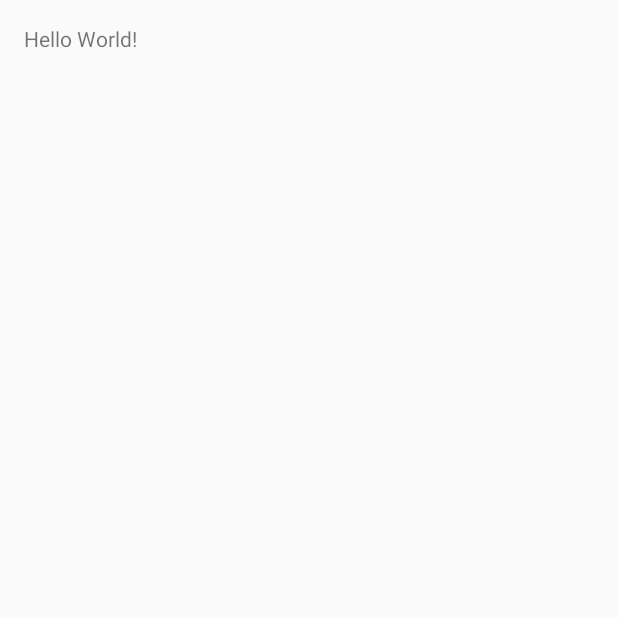
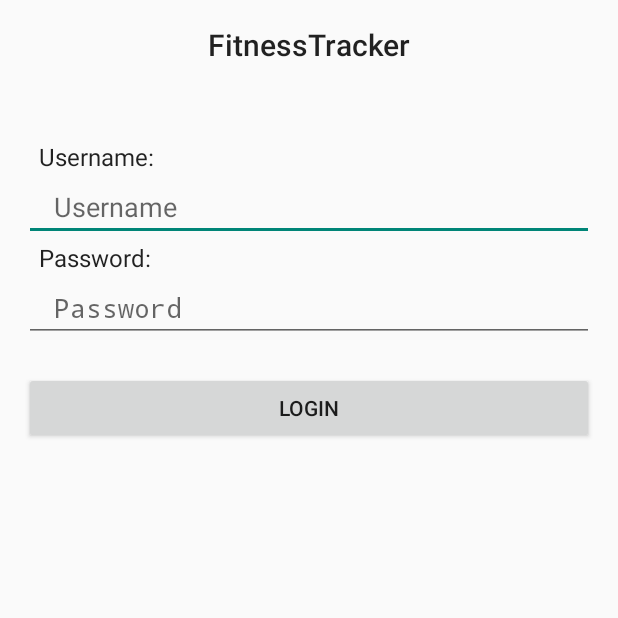
Before and after one commit to rmont881/FinessTracker, an Android app: the screen it shows after launch (StartActivity), on a phone screen of 412 x 824 dp, the top half of it. Before the commit the part shown is almost empty. Run offline under Robolectric (Android 15) with nearby library versions, the phone set to English and light mode, and no system bars.

Commit message:
WIP on mocking login

```diff
--- a/app/build.gradle
+++ b/app/build.gradle
@@ -25,5 +25,6 @@ dependencies {
         exclude group: 'com.android.support', module: 'support-annotations'
     })
     compile 'com.android.support:appcompat-v7:25.1.1'
+    compile 'com.android.support:support-v4:25.1.1'
     testCompile 'junit:junit:4.12'
 }
--- a/app/src/main/java/fitness/rmont/fitnesstracker/StartActivity.java
+++ b/app/src/main/java/fitness/rmont/fitnesstracker/StartActivity.java
@@ -1,13 +1,24 @@
 package fitness.rmont.fitnesstracker;
 
+import android.support.v4.app.FragmentActivity;
 import android.support.v7.app.AppCompatActivity;
 import android.os.Bundle;
 
-public class StartActivity extends AppCompatActivity {
+import fitness.rmont.fitnesstracker.fragments.start.LoginFragment;
+import fitness.rmont.fitnesstracker.utils.RemoteDataManager;
+import fitness.rmont.fitnesstracker.utils.UserState;
+
+public class StartActivity extends FragmentActivity implements LoginFragment.OnFragmentInteractionListener {
 
   @Override
   protected void onCreate(Bundle savedInstanceState) {
     super.onCreate(savedInstanceState);
     setContentView(R.layout.activity_start);
   }
+
+  @Override
+  public void onLoginAttempt(String username, String password) {
+    RemoteDataManager remote_data_manager = new RemoteDataManager();
+    remote_data_manager.attempt_login(username, password);
+  }
 }
--- /dev/null
+++ b/app/src/main/java/fitness/rmont/fitnesstracker/fragments/start/LoginFragment.java
@@ -0,0 +1,92 @@
+package fitness.rmont.fitnesstracker.fragments.start;
+
+import android.content.Context;
+import android.net.Uri;
+import android.os.Bundle;
+import android.support.v4.app.Fragment;
+import android.view.LayoutInflater;
+import android.view.View;
+import android.view.ViewGroup;
+import android.widget.Button;
+import android.widget.EditText;
+
+import fitness.rmont.fitnesstracker.R;
+
+
+public class LoginFragment extends Fragment implements View.OnClickListener {
+
+  private OnFragmentInteractionListener mListener;
+
+  EditText username_edit_text = null;
+  EditText password_edit_text = null;
+  Button login_button = null;
+
+  public LoginFragment() {
+  }
+
+  public static LoginFragment newInstance() {
+    LoginFragment fragment = new LoginFragment();
+    Bundle args = new Bundle();
+//    args.putString(ARG_PARAM1, param1);
+//    args.putString(ARG_PARAM2, param2);
+    fragment.setArguments(args);
+    return fragment;
+  }
+
+  @Override
+  public void onCreate(Bundle savedInstanceState) {
+    super.onCreate(savedInstanceState);
+  }
+
+  @Override
+  public View onCreateView(LayoutInflater inflater, ViewGroup container,
+                           Bundle savedInstanceState) {
+    // Inflate the layout for this fragment
+    View fragment_view = inflater.inflate(R.layout.fragment_login, container, false);
+
+    username_edit_text = (EditText)fragment_view.findViewById(R.id.userNameEditText);
+    password_edit_text = (EditText)fragment_view.findViewById(R.id.passwordEditText);
+    login_button = (Button)fragment_view.findViewById(R.id.loginButton);
+
+    login_button.setOnClickListener(this);
+
+    return fragment_view;
+  }
+
+  @Override
+  public void onAttach(Context context) {
+    super.onAttach(context);
+    if (context instanceof OnFragmentInteractionListener) {
+      mListener = (OnFragmentInteractionListener) context;
+    } else {
+      throw new RuntimeException(context.toString()
+              + " must implement OnFragmentInteractionListener");
+    }
+  }
+
+  @Override
+  public void onDetach() {
+    super.onDetach();
+    mListener = null;
+  }
+
+  @Override
+  public void onClick(View v) {
+
+    if(v == login_button) {
+      String username = username_edit_text.getText().toString();
+      String password = password_edit_text.getText().toString();
+      if(username.equals("") || password.equals("")) {
+        //TODO: Add logic for notifying user of bad state
+      } else {
+        mListener.onLoginAttempt(username, password);
+      }
+    }
+
+  }
+
+  public interface OnFragmentInteractionListener {
+    // TODO: Update argument type and name
+    void onLoginAttempt(String username, String password);
+  }
+}
--- a/app/src/main/res/layout/activity_start.xml
+++ b/app/src/main/res/layout/activity_start.xml
@@ -10,8 +10,14 @@
     android:paddingTop="@dimen/activity_vertical_margin"
     tools:context="fitness.rmont.fitnesstracker.StartActivity">
 
-    <TextView
-        android:layout_width="wrap_content"
-        android:layout_height="wrap_content"
-        android:text="Hello World!" />
+    <fragment
+        android:layout_width="match_parent"
+        android:layout_height="match_parent"
+        android:name="fitness.rmont.fitnesstracker.fragments.start.LoginFragment"
+        android:layout_alignParentLeft="true"
+        android:layout_alignParentStart="true"
+        android:id="@+id/containerLayout"
+        android:layout_alignParentTop="true"
+        tools:layout="@layout/fragment_login" />
+
 </RelativeLayout>
--- /dev/null
+++ b/app/src/main/res/layout/fragment_login.xml
@@ -0,0 +1,71 @@
+<FrameLayout xmlns:android="http://schemas.android.com/apk/res/android"
+    xmlns:tools="http://schemas.android.com/tools"
+    android:layout_width="match_parent"
+    android:layout_height="match_parent"
+    tools:context="fitness.rmont.fitnesstracker.fragments.start.LoginFragment">
+
+
+    <LinearLayout
+        android:orientation="vertical"
+        android:layout_width="match_parent"
+        android:layout_height="match_parent">
+
+        <TextView
+            android:text="@string/app_name"
+            android:layout_width="match_parent"
+            android:layout_height="wrap_content"
+            android:id="@+id/appNameTextView"
+            android:textAppearance="@style/TextAppearance.AppCompat.Title"
+            android:gravity="center_horizontal" />
+
+        <Space
+            android:layout_width="match_parent"
+            android:layout_height="50dp" />
+
+        <TextView
+            android:text="@string/user_name"
+            android:layout_width="match_parent"
+            android:layout_height="wrap_content"
+            android:id="@+id/userNameTextView"
+            android:paddingStart="10dp"
+            android:textAppearance="@style/TextAppearance.AppCompat.Subhead" />
+
+        <EditText
+            android:layout_width="match_parent"
+            android:layout_height="wrap_content"
+            android:inputType="textPersonName"
+            android:ems="10"
+            android:id="@+id/userNameEditText"
+            android:hint="Username"
+            android:paddingStart="20dp"
+            android:paddingEnd="20dp" />
+
+        <TextView
+            android:text="@string/password"
+            android:layout_width="match_parent"
+            android:layout_height="wrap_content"
+            android:id="@+id/passwordTextView"
+            android:paddingStart="10dp"
+            android:textAppearance="@style/TextAppearance.AppCompat.Subhead"/>
+
+        <EditText
+            android:layout_width="match_parent"
+            android:layout_height="wrap_content"
+            android:inputType="textPassword"
+            android:ems="10"
+            android:id="@+id/passwordEditText"
+            android:paddingStart="20dp"
+            android:paddingEnd="20dp"
+            android:hint="Password" />
+
+        <Space
+            android:layout_width="match_parent"
+            android:layout_height="20dp" />
+
+        <Button
+            android:text="@string/login"
+            android:layout_width="match_parent"
+            android:layout_height="wrap_content"
+            android:id="@+id/loginButton" />
+    </LinearLayout>
+</FrameLayout>
--- a/app/src/main/res/values/strings.xml
+++ b/app/src/main/res/values/strings.xml
@@ -1,3 +1,6 @@
 <resources>
     <string name="app_name">FitnessTracker</string>
+    <string name="user_name">Username: </string>
+    <string name="password">Password: </string>
+    <string name="login">Login </string>
 </resources>
```
